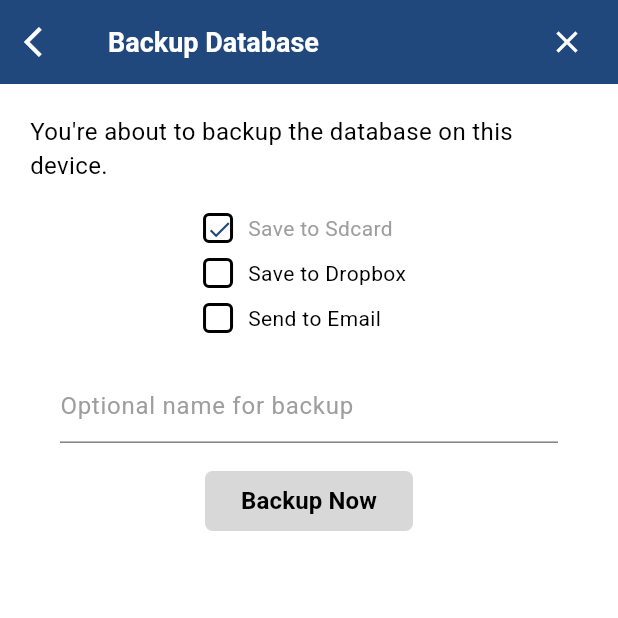
After one commit to Sr1809/jumla, a Flutter app: the BackupDatabaseView screen opened directly, on a phone screen of 412 x 824 dp, the top half of it. The commit adds this screen. Run offline on Flutter 3.47's test engine with Material 3 defaults, Android fonts, the phone set to English and light mode, and no system bars; our stand-ins replace flutter_svg, get.

Commit message:
working on tools screen

```diff
--- a/lib/app/common/common_appbar.dart
+++ b/lib/app/common/common_appbar.dart
@@ -1,6 +1,7 @@
 import 'package:flutter/material.dart';
 import 'package:get/get.dart';
 import 'package:jumla/app/core/app_storage.dart';
+import 'package:jumla/app/resources/app_assets.dart';
 import '../resources/app_colors.dart';
 import '../resources/app_styles.dart';
 
@@ -41,3 +42,52 @@ class CommonAppBar extends StatelessWidget implements PreferredSizeWidget {
   @override
   Size get preferredSize => Size.fromHeight(kToolbarHeight);
 }
+
+
+class CommonAppBarWithTitleAndIcon extends StatelessWidget implements PreferredSizeWidget {
+  final String title;
+  final bool showBackButton;
+  final bool hideLogo;
+  final List<Widget>? actions;
+
+  CommonAppBarWithTitleAndIcon({
+    required this.title,
+    this.showBackButton = true,
+    this.hideLogo = false,
+    this.actions,
+  });
+
+  @override
+  Widget build(BuildContext context) {
+    return AppBar(
+      automaticallyImplyLeading: showBackButton,
+      title: Row(
+        children: [
+          hideLogo?SizedBox(): Image.asset(AppAssets.logo, height: 40, width: 50),
+          hideLogo?SizedBox(): SizedBox(width: 10),
+          Text(
+            title,
+            style: AppTextStyles.bold(
+              fontSize: 18.0,
+              fontColor: AppColors.whiteColor,
+            ),
+          ),
+        ],
+      ),
+      backgroundColor: AppStorages.appColor.value,
+      leading: showBackButton
+          ? IconButton(
+        icon: Icon(Icons.arrow_back_ios, color: AppColors.whiteColor),
+        onPressed: () {
+          Get.back();
+        },
+      )
+          : null,
+      actions: actions,
+      actionsPadding: EdgeInsets.only(right: 10),
+    );
+  }
+
+  @override
+  Size get preferredSize => Size.fromHeight(kToolbarHeight);
+}
--- a/lib/app/modules/dropbox/views/dropbox_view.dart
+++ b/lib/app/modules/dropbox/views/dropbox_view.dart
@@ -13,6 +13,7 @@ class DropboxView extends GetView<DropboxController> {
   @override
   Widget build(BuildContext context) {
     return Scaffold(
+      backgroundColor: AppColors.whiteColor,
       appBar: CommonAppBar(title: "Dropbox Setup"),
       body: Padding(
         padding: const EdgeInsets.all(20.0),
--- /dev/null
+++ b/lib/app/modules/tools/manage_data/controllers/manage_data_controller.dart
@@ -0,0 +1,10 @@
+import 'package:flutter/cupertino.dart';
+import 'package:get/get.dart';
+
+class ManageDataController extends GetxController {
+  var saveToSdCard = true.obs;
+  var saveToDropbox = false.obs;
+  var sendToEmail = false.obs;
+
+  TextEditingController optionalController = TextEditingController();
+}
--- /dev/null
+++ b/lib/app/modules/tools/manage_data/views/backup_database_view.dart
@@ -0,0 +1,99 @@
+import 'package:flutter/material.dart';
+import 'package:get/get.dart';
+import 'package:jumla/app/resources/app_colors.dart';
+import 'package:jumla/app/resources/app_styles.dart';
+
+import '../../../../common/common_appbar.dart';
+import '../../../../common/common_text_field.dart';
+import '../controllers/manage_data_controller.dart';
+
+class BackupDatabaseView extends GetView<ManageDataController>{
+  const BackupDatabaseView({super.key});
+
+
+  @override
+  Widget build(BuildContext context) {
+    return Scaffold(
+      backgroundColor: AppColors.whiteColor,
+      appBar: CommonAppBarWithTitleAndIcon(
+        title: "Backup Database",
+        showBackButton: true,
+        hideLogo: true,
+        actions: [
+          IconButton(
+            icon: Icon(Icons.close, color: AppColors.whiteColor),
+            onPressed: () => Get.back(),
+          ),
+        ],
+      ),
+      body: Padding(
+        padding: const EdgeInsets.all(20.0),
+        child: Column(
+          crossAxisAlignment: CrossAxisAlignment.start,
+          children: [
+            Text(
+              "You're about to backup the database on this device.",
+              style: AppTextStyles.regular(fontSize: 16.0, fontColor: AppColors.blackColor),
+            ),
+            SizedBox(height: 20),
+            Obx(() => _customCheckbox("Save to Sdcard", controller.saveToSdCard, isDisabled: true)),
+            SizedBox(height: 10),
+            Obx(() => _customCheckbox("Save to Dropbox", controller.saveToDropbox)),
+            SizedBox(height: 10),
+            Obx(() => _customCheckbox("Send to Email", controller.sendToEmail)),
+            SizedBox(height: 20),
+            CommonTextField(
+              label: "Optional name for backup",
+              controller: controller.optionalController,
+              isPassword: false,underlineColor: AppColors.blackColor,
+            ),
+
+            SizedBox(height: 10),
+            Center(
+              child: ElevatedButton(
+                onPressed: () {
+                  // Handle backup action
+                },
+                style: ElevatedButton.styleFrom(
+                  backgroundColor: Colors.grey.withOpacity(0.4),
+                    elevation:0,
+                  shape: RoundedRectangleBorder(borderRadius: BorderRadius.circular(5)),
+                ),
+                child: Text("Backup Now", style: AppTextStyles.bold(fontSize: 16.0, fontColor: AppColors.blackColor)),
+              ),
+            ),
+          ],
+        ),
+      ),
+    );
+  }
+
+  Widget _customCheckbox(String label, RxBool value, {bool isDisabled = false}) {
+    return GestureDetector(
+      onTap: isDisabled ? null : () => value.value = !value.value,
+      child: Padding(
+        padding:  EdgeInsets.only(left: Get.width*0.28),
+        child: Row(
+
+          children: [
+            Container(
+              width: 20,
+              height: 20,
+              decoration: BoxDecoration(
+                color: isDisabled ? AppColors.whiteColor : AppColors.whiteColor,
+                border: Border.all(color: AppColors.blackColor, width: 2),
+                borderRadius: BorderRadius.circular(4),
+              ),
+              child: value.value ? Center(child: Icon(Icons.check, color: AppColors.blueColor, size: 18)) : null,
+            ),
+            SizedBox(width: 10),
+            Text(
+              label,
+              style: AppTextStyles.regular(fontSize: 14.0, fontColor: isDisabled ? AppColors.greyColor : AppColors.blackColor),
+            ),
+          ],
+        ),
+      ),
+    );
+  }
+}
--- a/lib/app/routes/app_pages.dart
+++ b/lib/app/routes/app_pages.dart
@@ -22,6 +22,8 @@ import '../modules/home/bindings/home_binding.dart';
 import '../modules/home/views/customers/bindings/customer_binding.dart';
 import '../modules/home/views/customers/views/customers_view.dart';
 import '../modules/home/views/home_view.dart';
+import '../modules/tools/manage_data/bindings/manage_data_binding.dart';
+import '../modules/tools/manage_data/views/manage_data_view.dart';
 
 part 'app_routes.dart';
 
@@ -86,5 +88,10 @@ class AppPages {
       page: () => const DropboxView(),
       binding: DropboxBinding(),
     ),
+    GetPage(
+      name: _Paths.MANAGE_DATA,
+      page: () => const ManageDataView(),
+      binding: ManageDataBinding(),
+    ),
   ];
 }
--- a/lib/app/routes/app_routes.dart
+++ b/lib/app/routes/app_routes.dart
@@ -15,6 +15,7 @@ abstract class Routes {
   // static const ADD_DEVICE_NAME = _Paths.ADD_DEVICE_NAME;
   static const DRAWER = _Paths.DRAWER;
   static const DROPBOX = _Paths.DROPBOX;
+  static const MANAGE_DATA = _Paths.MANAGE_DATA;
 }
 
 abstract class _Paths {
@@ -30,4 +31,5 @@ abstract class _Paths {
   static const CUSTOMERS = '/customers';
   static const DRAWER = '/drawer';
   static const DROPBOX = '/dropbox';
+  static const MANAGE_DATA = '/manage-data';
 }
```
Also changed, not shown: lib/app/common/common_button.dart (added, +41 -0 lines), lib/app/modules/drawer/views/drawer_view.dart (+9 -2 lines), lib/app/modules/tools/manage_data/bindings/manage_data_binding.dart (added, +12 -0 lines), lib/app/modules/tools/manage_data/views/manage_data_view.dart (added, +157 -0 lines), lib/app/modules/tools/manage_data/views/restore_database.dart (added, +67 -0 lines).
